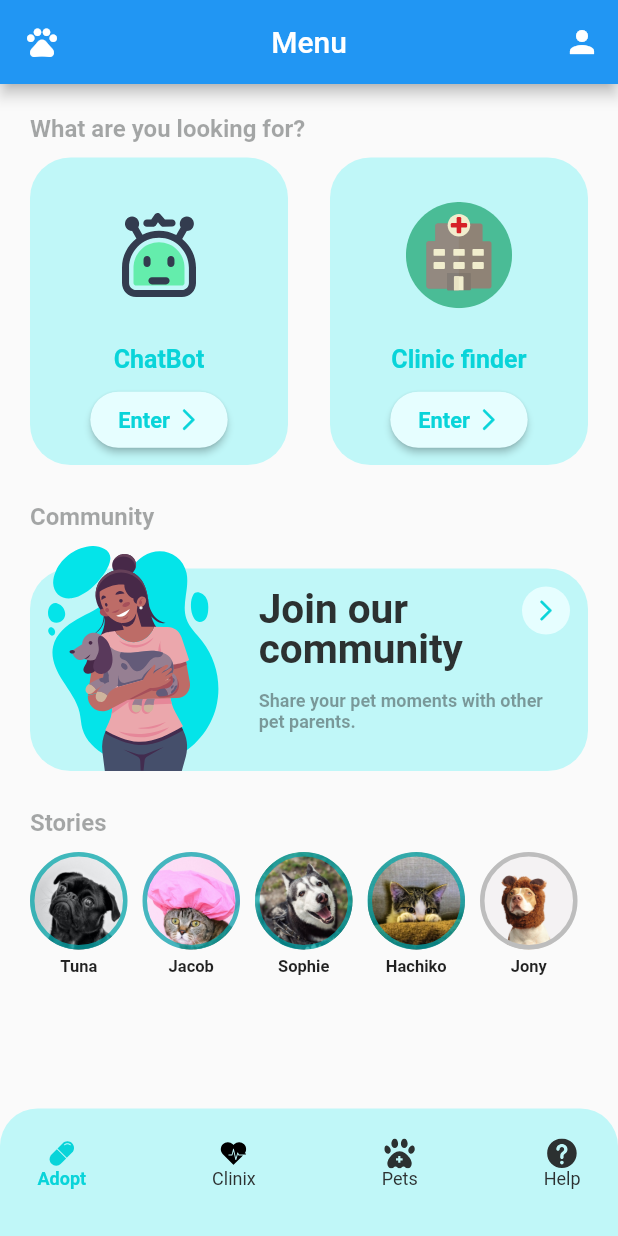
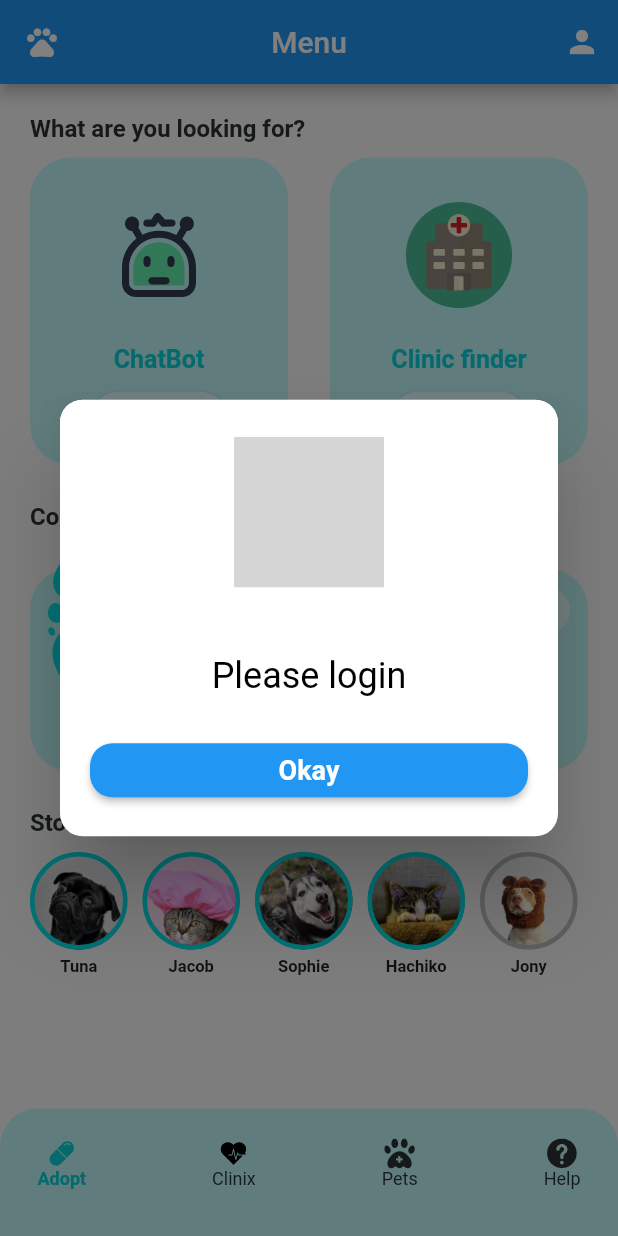
Before and after one commit to Yunocat02/LittleBuddy, a Flutter app: the screen it shows after launch, after a tap on the "pets" icon, on a phone screen of 412 x 824 dp. Run offline on Flutter 3.47's test engine with Material 2 defaults, Android fonts, the phone set to English and light mode, and no system bars; our stand-ins replace cloud_firestore, firebase_auth, firebase_core, flutter_svg, gap, get and 5 more; missing offline and left inert: dialog_flowtter; accounts and stored records are empty; grey boxes are pictures that could not be loaded.

Commit message:
home fix 1.2

```diff
--- a/lib/views/home.dart
+++ b/lib/views/home.dart
@@ -5,6 +5,8 @@ import 'package:cloud_firestore/cloud_firestore.dart';
 import 'package:firebase_auth/firebase_auth.dart';
 import 'package:firebase_core/firebase_core.dart';
 import 'package:get/get.dart';
+import 'package:quickalert/models/quickalert_type.dart';
+import 'package:quickalert/widgets/quickalert_dialog.dart';
 import '../utils/layouts.dart';
 import '../utils/styles.dart';
 import '../widgets/animated_title.dart';
@@ -33,12 +35,16 @@ class Home extends StatelessWidget {
   Widget build(BuildContext context) {
 
     final FirebaseAuth _auth = FirebaseAuth.instance;
-
     final User? user = _auth.currentUser;
     final uid = user?.uid;
     final FirebaseFirestore _db = FirebaseFirestore.instance;
 
-
+    void showAlert() {
+    QuickAlert.show(
+        context: context,
+        title: "Please login",
+        type: QuickAlertType.error);
+  }
 
 
     List navItems = [
@@ -83,10 +89,7 @@ class Home extends StatelessWidget {
               }
           }
           else{
-            Navigator.push(
-                            context,
-                            MaterialPageRoute(builder: (context) => Home()),
-                      );
+              showAlert();
           }
 },
           icon: Icon(Icons.pets),
```
